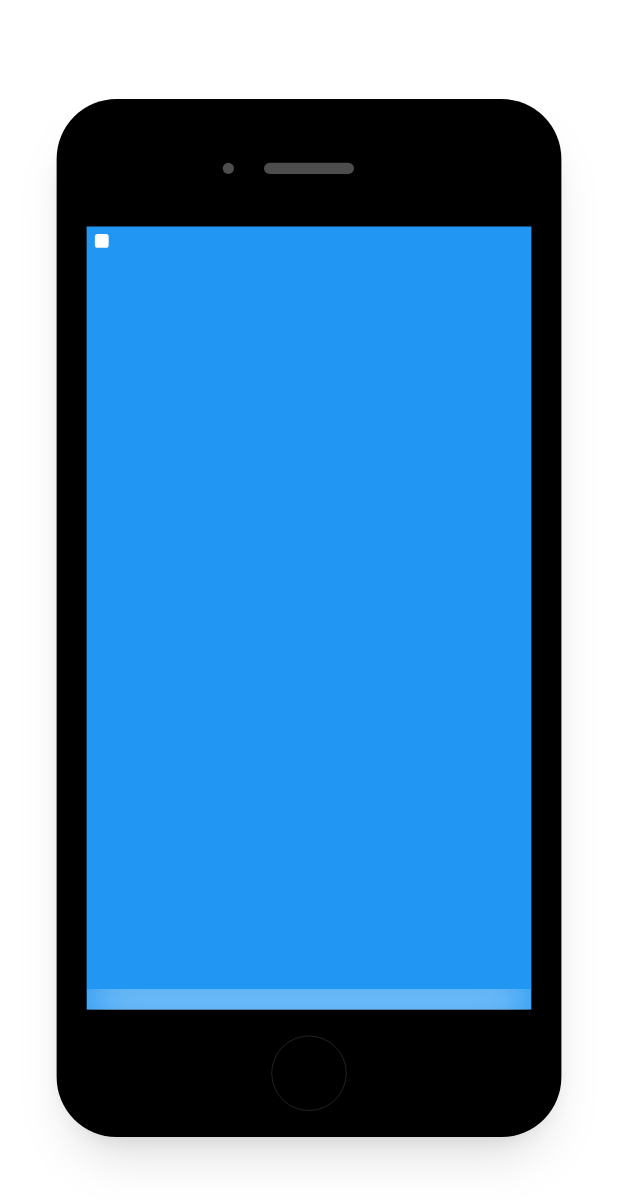
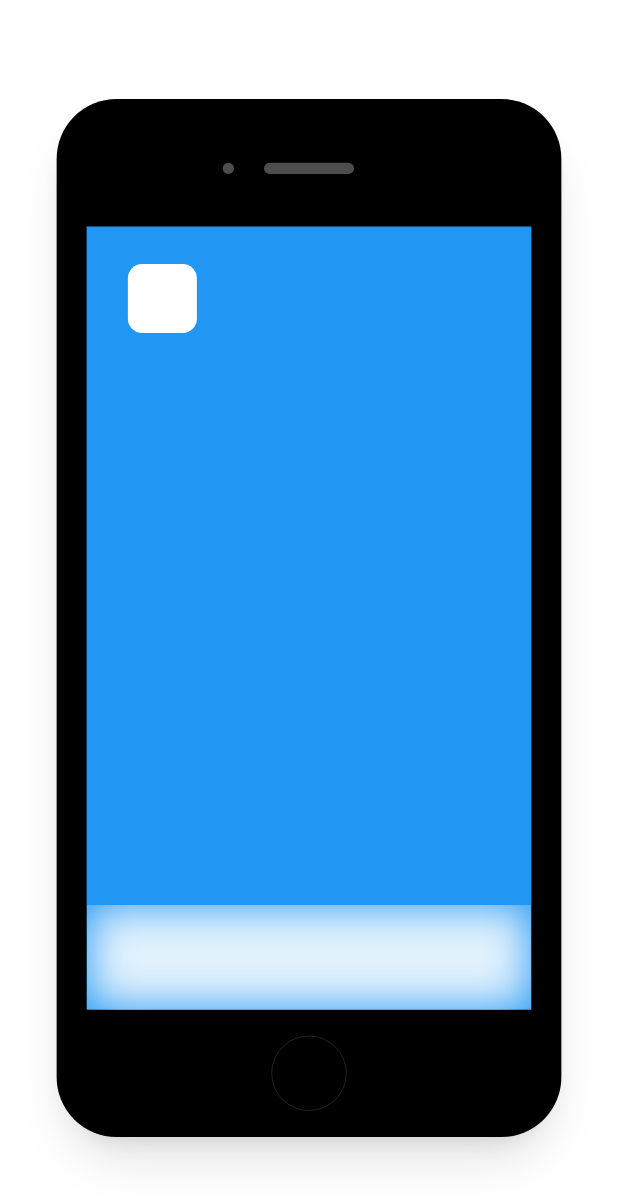
Before and after one commit to HeavenOSK/ios_springboard, a Flutter app: the screen it shows after launch, on a phone screen of 412 x 824 dp. Shown: the top 1200 px of the screen. Run offline on Flutter 3.47's test engine with Material 2 defaults, Android fonts, the phone set to English and light mode, and no system bars; our stand-ins replace freezed_annotation, hooks_riverpod.

Commit message:
modify: SpringBoardScales

```diff
--- a/lib/components/atom/app_icon/app_icon.dart
+++ b/lib/components/atom/app_icon/app_icon.dart
@@ -1,20 +1,22 @@
 import 'package:flutter/material.dart';
-import 'package:ios_springboard/components/atom/app_icon/app_icon_scales.dart';
+import 'package:hooks_riverpod/hooks_riverpod.dart';
+import 'package:ios_springboard/components/atom/app_icon/app_icon_scales_provider.dart';
 
-class AppIcon extends StatelessWidget {
+class AppIcon extends HookConsumerWidget {
   const AppIcon({Key? key}) : super(key: key);
 
   @override
-  Widget build(BuildContext context) {
+  Widget build(BuildContext context, WidgetRef ref) {
+    final appIconScales = ref.watch(appIconScalesProvider);
     return MouseRegion(
       cursor: SystemMouseCursors.click,
       child: Container(
-        height: AppIconScales.iconSize,
-        width: AppIconScales.iconSize,
+        height: appIconScales.iconSize,
+        width: appIconScales.iconSize,
         decoration: BoxDecoration(
           color: Colors.white,
           borderRadius: BorderRadius.circular(
-            AppIconScales.borderRadius,
+            appIconScales.borderRadius,
           ),
         ),
       ),
--- a/lib/components/atom/app_icon/app_icon_scales.dart
+++ b/lib/components/atom/app_icon/app_icon_scales.dart
@@ -1,6 +1,15 @@
-class AppIconScales {
+import 'package:freezed_annotation/freezed_annotation.dart';
+
+part 'app_icon_scales.freezed.dart';
+
+@freezed
+class AppIconScales with _$AppIconScales {
+  factory AppIconScales({
+    required double rate,
+  }) = _AppIconScales;
+
   AppIconScales._();
 
-  static const iconSize = 9.2;
-  static const borderRadius = 1.9;
+  late final double iconSize = 9.2 * rate;
+  late final double borderRadius = 1.9 * rate;
 }
--- /dev/null
+++ b/lib/components/atom/app_icon/app_icon_scales_provider.dart
@@ -0,0 +1,9 @@
+import 'package:hooks_riverpod/hooks_riverpod.dart';
+import 'package:ios_springboard/components/atom/app_icon/app_icon_scales.dart';
+import 'package:ios_springboard/providers/scale_rate_provider.dart';
+
+final appIconScalesProvider = StateProvider(
+  (ref) => AppIconScales(
+    rate: ref.watch(scaleRateProvider),
+  ),
+);
--- a/lib/screen/spring_board/components/home_icon.dart
+++ b/lib/screen/spring_board/components/home_icon.dart
@@ -1,7 +1,7 @@
 import 'package:flutter/material.dart';
 import 'package:hooks_riverpod/hooks_riverpod.dart';
 import 'package:ios_springboard/components/atom/app_icon/app_icon.dart';
-import 'package:ios_springboard/screen/spring_board/components/home_icon_scales.dart';
+import 'package:ios_springboard/screen/spring_board/components/home_icon_scales_provider.dart';
 
 class HomeIcon extends HookConsumerWidget {
   const HomeIcon({
@@ -10,9 +10,10 @@ class HomeIcon extends HookConsumerWidget {
 
   @override
   Widget build(BuildContext context, WidgetRef ref) {
+    final homeIconScales = ref.watch(homeIconScalesProvider);
     return SizedBox(
-      height: HomeIconScales.areaSize.height,
-      width: HomeIconScales.areaSize.width,
+      height: homeIconScales.areaSize.height,
+      width: homeIconScales.areaSize.width,
       child: Column(
         children: const [
           AppIcon(),
--- a/lib/screen/spring_board/components/home_icon_scales.dart
+++ b/lib/screen/spring_board/components/home_icon_scales.dart
@@ -1,10 +1,22 @@
 import 'package:flutter/material.dart';
+import 'package:freezed_annotation/freezed_annotation.dart';
 import 'package:ios_springboard/components/atom/app_icon/app_icon_scales.dart';
 
-class HomeIconScales {
-  static const areaSize = Size(
-    AppIconScales.iconSize + textAreaHeight,
-    AppIconScales.iconSize,
+part 'home_icon_scales.freezed.dart';
+
+@freezed
+class HomeIconScales with _$HomeIconScales {
+  factory HomeIconScales({
+    required AppIconScales appIconScales,
+    required double rate,
+  }) = _HomeIconScales;
+
+  HomeIconScales._();
+
+  late final areaSize = Size(
+    appIconScales.iconSize + textAreaHeight,
+    appIconScales.iconSize,
   );
-  static const textAreaHeight = 3.0;
+
+  late final double textAreaHeight = 3.0 * rate;
 }
--- /dev/null
+++ b/lib/screen/spring_board/components/home_icon_scales_provider.dart
@@ -0,0 +1,11 @@
+import 'package:hooks_riverpod/hooks_riverpod.dart';
+import 'package:ios_springboard/components/atom/app_icon/app_icon_scales_provider.dart';
+import 'package:ios_springboard/providers/scale_rate_provider.dart';
+import 'package:ios_springboard/screen/spring_board/components/home_icon_scales.dart';
+
+final homeIconScalesProvider = StateProvider(
+  (ref) => HomeIconScales(
+    appIconScales: ref.watch(appIconScalesProvider),
+    rate: ref.watch(scaleRateProvider),
+  ),
+);
--- a/lib/screen/spring_board/components/spring_board_draggable/spring_board_draggable.dart
+++ b/lib/screen/spring_board/components/spring_board_draggable/spring_board_draggable.dart
@@ -52,10 +52,10 @@ class _SpringBoardDraggableState extends State<SpringBoardDraggable> {
       _activeCount += 1;
     });
     final avatar = SpringBoardDragAvatar(
-      localStartPoint: (_localStartOffset ?? Offset.zero) * 5,
-      size: widget.size * 5 * 1.1,
+      localStartPoint: _localStartOffset ?? Offset.zero,
+      size: widget.size * 1.1,
       feedback: FixedSizedBox(
-        size: widget.size * 5 * 1.1,
+        size: widget.size * 1.1,
         child: widget.child,
       ),
       onDragUpdate: (DragUpdateDetails details) {
--- a/lib/screen/spring_board/screen/spring_board.dart
+++ b/lib/screen/spring_board/screen/spring_board.dart
@@ -3,9 +3,9 @@ import 'dart:ui';
 import 'package:flutter/material.dart';
 import 'package:hooks_riverpod/hooks_riverpod.dart';
 import 'package:ios_springboard/screen/spring_board/components/home_icon.dart';
-import 'package:ios_springboard/screen/spring_board/components/home_icon_scales.dart';
+import 'package:ios_springboard/screen/spring_board/components/home_icon_scales_provider.dart';
 import 'package:ios_springboard/screen/spring_board/components/spring_board_draggable/spring_board_draggable.dart';
-import 'package:ios_springboard/screen/spring_board/screen/spring_board_scales.dart';
+import 'package:ios_springboard/screen/spring_board/screen/spring_board_scales_provider.dart';
 import 'package:ios_springboard/screen/spring_board/state/spring_board_state.dart';
 
 class SpringBoard extends HookConsumerWidget {
@@ -13,7 +13,8 @@ class SpringBoard extends HookConsumerWidget {
 
   @override
   Widget build(BuildContext context, WidgetRef ref) {
-    return GestureDetector(
+    return MaterialApp(
+      home: GestureDetector(
         onTapDown: (_) {
           if (!ref.read(springBoardStateProvider).movable) {
             return;
@@ -34,6 +35,7 @@ class SpringBoard extends HookConsumerWidget {
             ),
           ],
         ),
+      ),
     );
   }
 }
@@ -43,20 +45,22 @@ class _ScrollableArea extends HookConsumerWidget {
 
   @override
   Widget build(BuildContext context, WidgetRef ref) {
+    final homeIconScales = ref.watch(homeIconScalesProvider);
+    final springBoardScales = ref.watch(springBoardScalesProvider);
     return Container(
-      height: SpringBoardScales.bottomAreaHeight,
+      height: springBoardScales.bottomAreaHeight,
       width: double.infinity,
       color: Colors.blue,
-      padding: const EdgeInsets.symmetric(
-        horizontal: SpringBoardScales.horizontalPadding,
+      padding: EdgeInsets.symmetric(
+        horizontal: springBoardScales.horizontalPadding,
       ).copyWith(
-        top: SpringBoardScales.topPadding,
+        top: springBoardScales.topPadding,
       ),
-      child: const Align(
+      child: Align(
         alignment: Alignment.topLeft,
         child: SpringBoardDraggable(
-          size: HomeIconScales.areaSize,
-          child: HomeIcon(),
+          size: homeIconScales.areaSize,
+          child: const HomeIcon(),
         ),
       ),
     );
@@ -72,9 +76,9 @@ class _BottomArea extends HookConsumerWidget {
     //   springBoardStateProvider.select((value) => value.movable),
     // );
     // final scaleRatio = ref.watch(screenScaleRatioProvider);
-
+    final springBoardScales = ref.watch(springBoardScalesProvider);
     return SizedBox(
-      height: SpringBoardScales.bottomAreaHeight,
+      height: springBoardScales.bottomAreaHeight,
       width: double.infinity,
       child: Stack(
         children: [
--- a/lib/screen/spring_board/screen/spring_board_scales.dart
+++ b/lib/screen/spring_board/screen/spring_board_scales.dart
@@ -1,9 +1,18 @@
-class SpringBoardScales {
+import 'package:freezed_annotation/freezed_annotation.dart';
+
+part 'spring_board_scales.freezed.dart';
+
+@freezed
+class SpringBoardScales with _$SpringBoardScales {
+  factory SpringBoardScales({
+    required double rate,
+  }) = _SpringBoardScales;
+
   SpringBoardScales._();
 
-  static const bottomAreaHeight = 14.0;
-  static const verticalSpacing = 1.0;
-  static const horizontalSpacing = 4.1;
-  static const horizontalPadding = 4.0;
-  static const topPadding = 5.0;
+  late final bottomAreaHeight = 14.0 * rate;
+  late final verticalSpacing = 1.0 * rate;
+  late final horizontalSpacing = 4.1 * rate;
+  late final horizontalPadding = 4.0 * rate;
+  late final topPadding = 5.0 * rate;
 }
--- /dev/null
+++ b/lib/screen/spring_board/screen/spring_board_scales_provider.dart
@@ -0,0 +1,9 @@
+import 'package:hooks_riverpod/hooks_riverpod.dart';
+import 'package:ios_springboard/providers/scale_rate_provider.dart';
+import 'package:ios_springboard/screen/spring_board/screen/spring_board_scales.dart';
+
+final springBoardScalesProvider = StateProvider(
+  (ref) => SpringBoardScales(
+    rate: ref.watch(scaleRateProvider),
+  ),
+);
```
Also changed, not shown: lib/components/atom/app_icon/app_icon_scales.freezed.dart (added), lib/screen/spring_board/components/home_icon_scales.freezed.dart (added), lib/screen/spring_board/screen/spring_board_scales.freezed.dart (added). Lines whose indentation alone changed are shown as unchanged.
